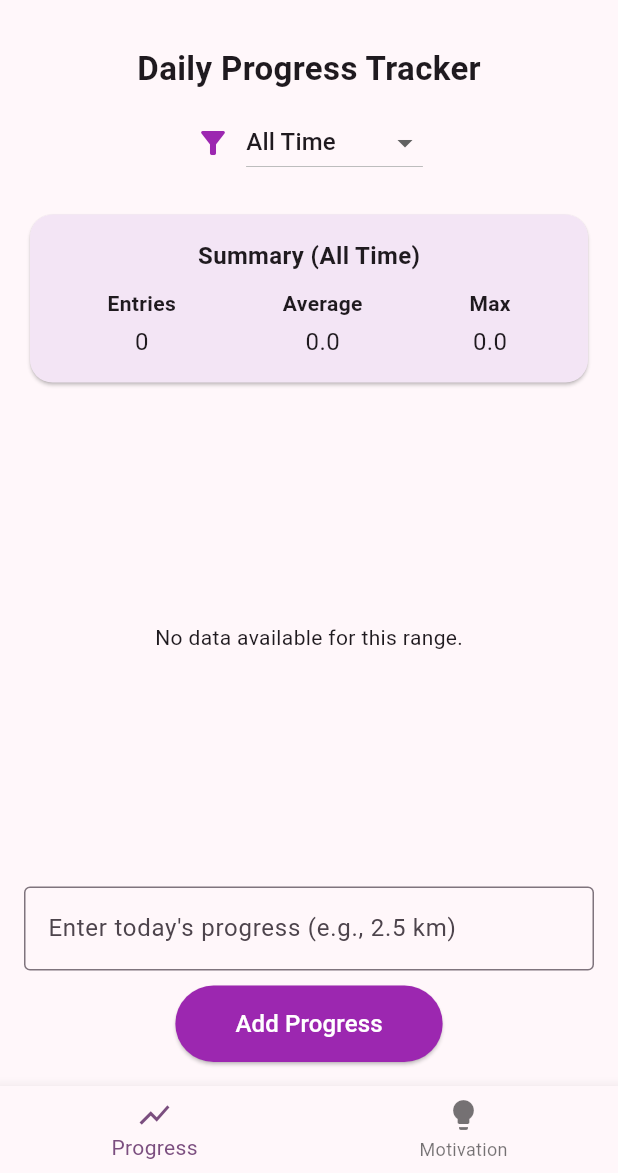
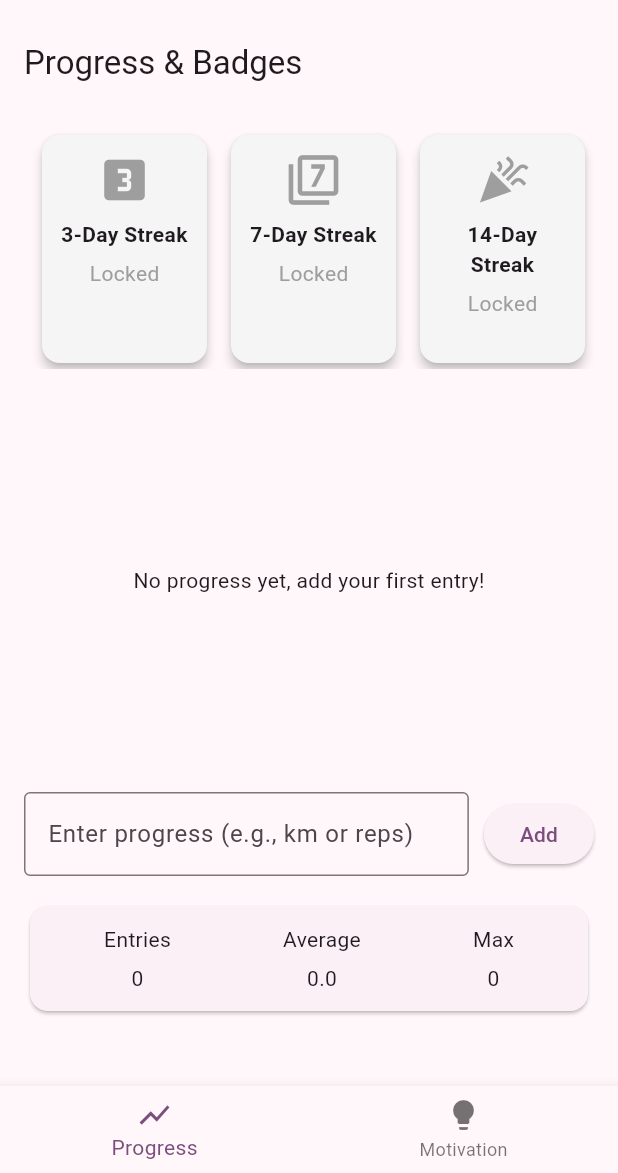
Before and after one commit to ibrar-ghani/fitlife, a Flutter app: the screen it shows after launch, on a phone screen of 412 x 824 dp, the part 63-1236 px from its top. Run offline on Flutter 3.47's test engine with Material 3 defaults, Android fonts, the phone set to English and light mode, and no system bars; our stand-ins replace fl_chart, get, shared_preferences.

Commit message:
"Added Streak Badges"

```diff
--- /dev/null
+++ b/lib/controllers/badge_controller.dart
@@ -0,0 +1,101 @@
+// lib/controllers/badge_controller.dart
+import 'package:get/get.dart';
+import 'package:shared_preferences/shared_preferences.dart';
+
+class BadgeController extends GetxController {
+  // badge ids
+  final List<int> badgeThresholds = [3, 7, 14];
+
+  // earned badges (contains thresholds that user earned)
+  RxList<int> earnedBadges = <int>[].obs;
+
+  // current consecutive streak
+  RxInt streak = 0.obs;
+
+  // last active date in ISO (yyyy-MM-dd)
+  RxString lastActiveDate = ''.obs;
+
+  static const String _kEarnedKey = 'earnedBadges';
+  static const String _kStreakKey = 'currentStreak';
+  static const String _kLastDateKey = 'lastActiveDate';
+
+  @override
+  void onInit() {
+    super.onInit();
+    _loadFromStorage();
+  }
+
+  Future<void> _loadFromStorage() async {
+    final prefs = await SharedPreferences.getInstance();
+    final earned = prefs.getStringList(_kEarnedKey) ?? [];
+    earnedBadges.assignAll(earned.map((e) => int.tryParse(e) ?? 0).where((v) => v > 0).toList());
+    streak.value = prefs.getInt(_kStreakKey) ?? 0;
+    lastActiveDate.value = prefs.getString(_kLastDateKey) ?? '';
+  }
+
+  Future<void> _saveToStorage() async {
+    final prefs = await SharedPreferences.getInstance();
+    await prefs.setStringList(_kEarnedKey, earnedBadges.map((e) => e.toString()).toList());
+    await prefs.setInt(_kStreakKey, streak.value);
+    await prefs.setString(_kLastDateKey, lastActiveDate.value);
+  }
+
+  /// Call this when the user performs a daily action (e.g., adds progress)
+  Future<void> registerDailyActivity(DateTime today) async {
+    final todayStr = _dateOnlyIso(today);
+
+    if (lastActiveDate.value.isEmpty) {
+      // first time
+      streak.value = 1;
+    } else {
+      final last = DateTime.parse(lastActiveDate.value);
+      final difference = _dateOnly(today).difference(_dateOnly(last)).inDays;
+      if (difference == 0) {
+        // already did something today — don't increment
+        // keep current streak
+        // nothing to do
+        return;
+      } else if (difference == 1) {
+        // continued streak
+        streak.value = streak.value + 1;
+      } else {
+        // break in streak
+        streak.value = 1;
+      }
+    }
+
+    lastActiveDate.value = todayStr;
+    _checkForBadges();
+    await _saveToStorage();
+  }
+
+  void _checkForBadges() {
+    for (final threshold in badgeThresholds) {
+      if (streak.value >= threshold && !earnedBadges.contains(threshold)) {
+        earnedBadges.add(threshold);
+        // Optionally, show a popup/notification here
+        Get.snackbar('Badge earned!', 'You earned ${threshold}-day streak badge 🏅',
+            snackPosition: SnackPosition.BOTTOM);
+      }
+    }
+  }
+
+  bool hasBadge(int days) {
+    return earnedBadges.contains(days);
+  }
+
+  String _dateOnlyIso(DateTime d) {
+    final only = DateTime(d.year, d.month, d.day);
+    return only.toIso8601String();
+  }
+
+  DateTime _dateOnly(DateTime d) => DateTime(d.year, d.month, d.day);
+
+  /// For debugging / reset during development
+  Future<void> resetAll() async {
+    earnedBadges.clear();
+    streak.value = 0;
+    lastActiveDate.value = '';
+    await _saveToStorage();
+  }
+}
--- a/lib/views/progress_page.dart
+++ b/lib/views/progress_page.dart
@@ -1,6 +1,8 @@
 import 'package:flutter/material.dart';
 import 'package:fl_chart/fl_chart.dart';
 import 'package:shared_preferences/shared_preferences.dart';
+import 'package:get/get.dart';
+import '../controllers/badge_controller.dart';
 
 class ProgressPage extends StatefulWidget {
   @override
@@ -9,8 +11,9 @@ class ProgressPage extends StatefulWidget {
 
 class _ProgressPageState extends State<ProgressPage> {
   final TextEditingController _progressController = TextEditingController();
+  final BadgeController badgeController = Get.put(BadgeController());
+
   List<double> _progressData = [];
-  String _selectedFilter = "All Time";
 
   @override
   void initState() {
@@ -18,6 +21,7 @@ class _ProgressPageState extends State<ProgressPage> {
     _loadProgressData();
   }
 
+  // Load saved progress from SharedPreferences
   Future<void> _loadProgressData() async {
     final prefs = await SharedPreferences.getInstance();
     final savedData = prefs.getStringList('progressData') ?? [];
@@ -26,6 +30,7 @@ class _ProgressPageState extends State<ProgressPage> {
     });
   }
 
+  // Save progress to SharedPreferences
   Future<void> _saveProgressData() async {
     final prefs = await SharedPreferences.getInstance();
     await prefs.setStringList(
@@ -34,117 +39,133 @@ class _ProgressPageState extends State<ProgressPage> {
     );
   }
 
-  void _addProgress() {
+  // Add new progress entry
+  Future<void> _addProgress() async {
     if (_progressController.text.isNotEmpty) {
       final progress = double.tryParse(_progressController.text);
       if (progress != null) {
-        setState(() {
-          _progressData.add(progress);
-        });
-        _saveProgressData();
+        setState(() => _progressData.add(progress));
+        await _saveProgressData();
+        await badgeController.registerDailyActivity(DateTime.now());
         _progressController.clear();
+      } else {
+        Get.snackbar(
+          'Invalid',
+          'Please enter a valid number',
+          snackPosition: SnackPosition.BOTTOM,
+        );
       }
     }
   }
 
-  List<double> _getFilteredData() {
-    if (_selectedFilter == "Last 7 Days") {
-      return _progressData.takeLast(7);
-    } else if (_selectedFilter == "Last 30 Days") {
-      return _progressData.takeLast(30);
-    }
-    return _progressData;
-  }
-
+  // Calculate average of progress
   double _calculateAverage(List<double> data) {
     if (data.isEmpty) return 0;
     return data.reduce((a, b) => a + b) / data.length;
   }
 
+  // Badge card widget
+  Widget _buildBadgeCard(int days, String title, IconData icon) {
+    return Obx(() {
+      final isUnlocked = badgeController.hasBadge(days);
+      return Card(
+        elevation: 3,
+        color: isUnlocked ? Colors.amber.shade100 : Colors.grey.shade100,
+        shape: RoundedRectangleBorder(borderRadius: BorderRadius.circular(12)),
+        child: Container(
+          width: 110,
+          padding: const EdgeInsets.all(12),
+          child: Column(
+            mainAxisSize: MainAxisSize.min,
+            children: [
+              Icon(icon, size: 36, color: isUnlocked ? Colors.orange : Colors.grey),
+              const SizedBox(height: 8),
+              Text(title,
+                  textAlign: TextAlign.center,
+                  style: const TextStyle(fontWeight: FontWeight.bold)),
+              const SizedBox(height: 6),
+              Text(isUnlocked ? 'Unlocked' : 'Locked',
+                  style: TextStyle(color: isUnlocked ? Colors.green : Colors.grey)),
+            ],
+          ),
+        ),
+      );
+    });
+  }
+
   @override
   Widget build(BuildContext context) {
-    final filteredData = _getFilteredData();
+    final filteredData = _progressData;
     final average = _calculateAverage(filteredData);
-    final maxProgress = filteredData.isEmpty ? 0 : filteredData.reduce((a, b) => a > b ? a : b);
 
     return Scaffold(
-      body: Padding(
+      appBar: AppBar(title: const Text('Progress & Badges')),
+      body: SingleChildScrollView(
         padding: const EdgeInsets.all(16),
         child: Column(
+          crossAxisAlignment: CrossAxisAlignment.start,
           children: [
-            const Text(
-              'Daily Progress Tracker',
-              style: TextStyle(fontSize: 22, fontWeight: FontWeight.bold),
-            ),
-            const SizedBox(height: 10),
-            // Dropdown filter
-            Row(
-              mainAxisAlignment: MainAxisAlignment.center,
+            // Badges row
+            SizedBox(
+              height: 160,
+              child: ListView(
+                scrollDirection: Axis.horizontal,
+                padding: const EdgeInsets.symmetric(horizontal: 8),
                 children: [
-                const Icon(Icons.filter_alt, color: Colors.purple),
-                const SizedBox(width: 10),
-                DropdownButton<String>(
-                  value: _selectedFilter,
-                  items: const [
-                    DropdownMenuItem(value: "All Time", child: Text("All Time")),
-                    DropdownMenuItem(value: "Last 7 Days", child: Text("Last 7 Days")),
-                    DropdownMenuItem(value: "Last 30 Days", child: Text("Last 30 Days")),
-                  ],
-                  onChanged: (value) {
-                    setState(() => _selectedFilter = value!);
-                  },
-                ),
+                  _buildBadgeCard(3, '3-Day Streak', Icons.looks_3),
+                  const SizedBox(width: 8),
+                  _buildBadgeCard(7, '7-Day Streak', Icons.filter_7),
+                  const SizedBox(width: 8),
+                  _buildBadgeCard(14, '14-Day Streak', Icons.celebration),
+                  const SizedBox(width: 8),
+                  // Streak summary card
+                  Card(
+                    elevation: 2,
+                    shape: RoundedRectangleBorder(borderRadius: BorderRadius.circular(12)),
+                    child: Container(
+                      width: 140,
+                      padding: const EdgeInsets.all(12),
+                      child: Column(
+                        mainAxisSize: MainAxisSize.min,
+                        children: [
+                          const Icon(Icons.star, color: Colors.purple, size: 36),
+                          const SizedBox(height: 8),
+                          const Text('Streak', style: TextStyle(fontWeight: FontWeight.bold)),
+                          const SizedBox(height: 6),
+                          Obx(() => Text('${badgeController.streak.value} days',
+                              style: const TextStyle(fontSize: 16))),
                         ],
                       ),
-            const SizedBox(height: 20),
-            // Summary card
-            Card(
-              color: Colors.purple.shade50,
-              shape: RoundedRectangleBorder(borderRadius: BorderRadius.circular(15)),
-              child: Padding(
-                padding: const EdgeInsets.all(16),
-                child: Column(
-                  children: [
-                    Text(
-                      'Summary (${_selectedFilter})',
-                      style: const TextStyle(fontWeight: FontWeight.bold, fontSize: 16),
                     ),
-                    const SizedBox(height: 10),
-                    Row(
-                      mainAxisAlignment: MainAxisAlignment.spaceAround,
-                      children: [
-                        _buildSummaryItem('Entries', filteredData.length.toString()),
-                        _buildSummaryItem('Average', '${average.toStringAsFixed(1)}'),
-                        _buildSummaryItem('Max', '${maxProgress.toStringAsFixed(1)}'),
-                      ],
                   ),
                 ],
               ),
             ),
-            ),
-            const SizedBox(height: 20),
-            Expanded(
+
+            const SizedBox(height: 16),
+
+            // Chart
+            SizedBox(
+              height: 250,
               child: filteredData.isEmpty
-                  ? const Center(
-                      child: Text('No data available for this range.'),
-                    )
+                  ? const Center(child: Text('No progress yet, add your first entry!'))
                   : LineChart(
                       LineChartData(
+                        lineTouchData: LineTouchData(enabled: true),
                         gridData: FlGridData(show: true),
-                        titlesData: FlTitlesData(
-                          leftTitles: AxisTitles(sideTitles: SideTitles(showTitles: true)),
-                          bottomTitles: AxisTitles(sideTitles: SideTitles(showTitles: true)),
-                        ),
+                        titlesData: FlTitlesData(show: true),
                         borderData: FlBorderData(show: true),
                         lineBarsData: [
                           LineChartBarData(
-                            spots: filteredData.asMap().entries.map((e) {
-                              return FlSpot(e.key.toDouble(), e.value);
-                            }).toList(),
+                            spots: filteredData
+                                .asMap()
+                                .entries
+                                .map((e) => FlSpot(e.key.toDouble(), e.value))
+                                .toList(),
                             isCurved: true,
                             color: Colors.purple,
                             barWidth: 3,
-                            dotData: FlDotData(show: true),
+                            dotData: const FlDotData(show: true),
                             belowBarData: BarAreaData(
                               show: true,
                               color: Colors.purple.withOpacity(0.2),
@@ -154,44 +175,66 @@ class _ProgressPageState extends State<ProgressPage> {
                       ),
                     ),
             ),
-            const SizedBox(height: 20),
-            TextField(
+
+            const SizedBox(height: 16),
+
+            // Input row
+            Row(
+              children: [
+                Expanded(
+                  child: TextField(
                     controller: _progressController,
-              keyboardType: TextInputType.number,
+                    keyboardType: const TextInputType.numberWithOptions(decimal: true),
                     decoration: const InputDecoration(
-                labelText: 'Enter today\'s progress (e.g., 2.5 km)',
+                      labelText: 'Enter progress (e.g., km or reps)',
                       border: OutlineInputBorder(),
                     ),
                   ),
-            const SizedBox(height: 10),
-            ElevatedButton(
-              onPressed: _addProgress,
-              style: ElevatedButton.styleFrom(
-                backgroundColor: Colors.purple,
-                padding: const EdgeInsets.symmetric(horizontal: 40, vertical: 14),
                 ),
-              child: const Text(
-                'Add Progress',
-                style: TextStyle(color: Colors.white, fontSize: 16),
+                const SizedBox(width: 10),
+                ElevatedButton(onPressed: _addProgress, child: const Text('Add')),
+              ],
+            ),
+
+            const SizedBox(height: 16),
+
+            // Summary card
+            Card(
+              child: Padding(
+                padding: const EdgeInsets.all(12),
+                child: Row(
+                  mainAxisAlignment: MainAxisAlignment.spaceAround,
+                  children: [
+                    Column(
+                      children: [
+                        const Text('Entries'),
+                        const SizedBox(height: 6),
+                        Text('${filteredData.length}'),
+                      ],
+                    ),
+                    Column(
+                      children: [
+                        const Text('Average'),
+                        const SizedBox(height: 6),
+                        Text('${average.toStringAsFixed(1)}'),
+                      ],
+                    ),
+                    Column(
+                      children: [
+                        const Text('Max'),
+                        const SizedBox(height: 6),
+                        Text('${filteredData.isEmpty ? 0 : filteredData.reduce((a, b) => a > b ? a : b)}'),
+                      ],
+                    ),
+                  ],
                 ),
               ),
+            ),
+
+            const SizedBox(height: 20), // extra space to prevent overflow
           ],
         ),
       ),
     );
   }
-
-  Widget _buildSummaryItem(String title, String value) {
-    return Column(
-      children: [
-        Text(title, style: const TextStyle(fontWeight: FontWeight.bold)),
-        const SizedBox(height: 4),
-        Text(value, style: const TextStyle(fontSize: 16)),
-      ],
-    );
 }
-}
-
-extension TakeLastExtension<E> on List<E> {
-  List<E> takeLast(int n) => length <= n ? this : sublist(length - n);
-}
```
Lines whose indentation alone changed are shown as unchanged.
